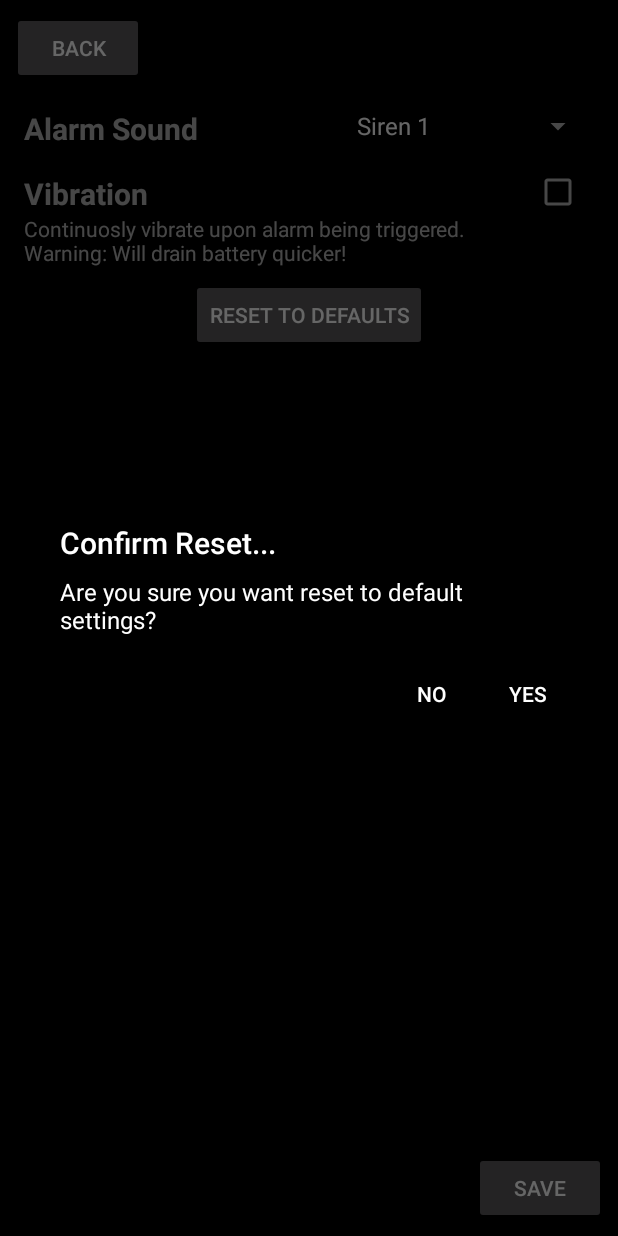
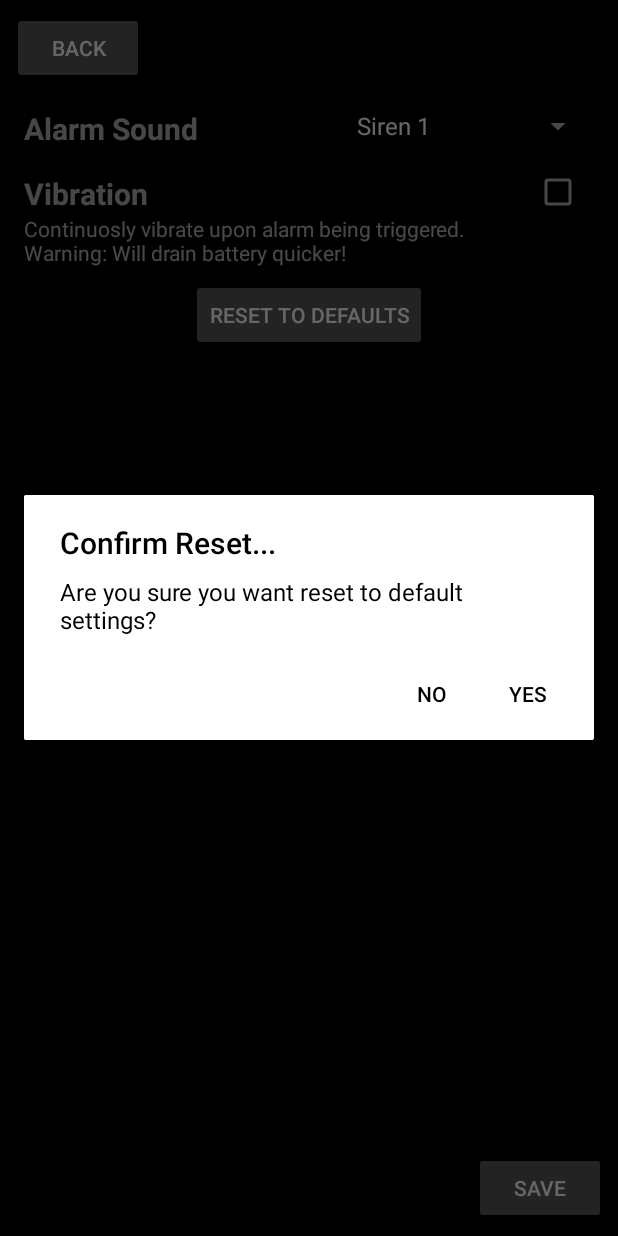
Before and after one commit to megablox1231/MotionDetection, an Android app: the SettingsActivity screen opened directly, with no data from a screen before it, after a tap on "RESET TO DEFAULTS", on a phone screen of 412 x 824 dp. Run offline under Robolectric (Android 15) with nearby library versions, the phone set to English and light mode, and no system bars.

Commit message:
finished the defaults button

```diff
--- a/app/src/main/java/detection/flyingfishinc/android/motiondetection/ResetDialogFragment.java
+++ b/app/src/main/java/detection/flyingfishinc/android/motiondetection/ResetDialogFragment.java
@@ -35,7 +35,7 @@ public class ResetDialogFragment extends DialogFragment {
     @NonNull
     @Override
     public Dialog onCreateDialog(@Nullable Bundle savedInstanceState) {
-        AlertDialog.Builder builder = new AlertDialog.Builder(getActivity());
+        AlertDialog.Builder builder = new AlertDialog.Builder(getActivity(), R.style.AlertDialogCustom);
         builder.setTitle("Confirm Reset...")
                 .setMessage("Are you sure you want reset to default settings?")
                 .setPositiveButton("Yes", new DialogInterface.OnClickListener() {
--- a/app/src/main/res/values/colors.xml
+++ b/app/src/main/res/values/colors.xml
@@ -4,4 +4,5 @@
     <color name="colorPrimaryDark">#000000</color>
     <color name="colorAccent">#ffffff</color>
     <color name="colorBacking">#000000</color>
+    <color name="accent_material_light">#000000</color>
 </resources>
--- a/app/src/main/res/values/styles.xml
+++ b/app/src/main/res/values/styles.xml
@@ -9,4 +9,11 @@
         <item name="colorAccent">@color/colorAccent</item>
     </style>
 
+    <style name="AlertDialogCustom" parent="Theme.AppCompat.Light.Dialog.Alert">
+        <item name="android:background">#FFFFFF</item>
+        <item name="android:colorBackground">#FFFFFF</item>
+        <item name="android:textColor">#000000</item>
+        <item name="android:textColorPrimary">#000000</item>
+    </style>
+
 </resources>
```
